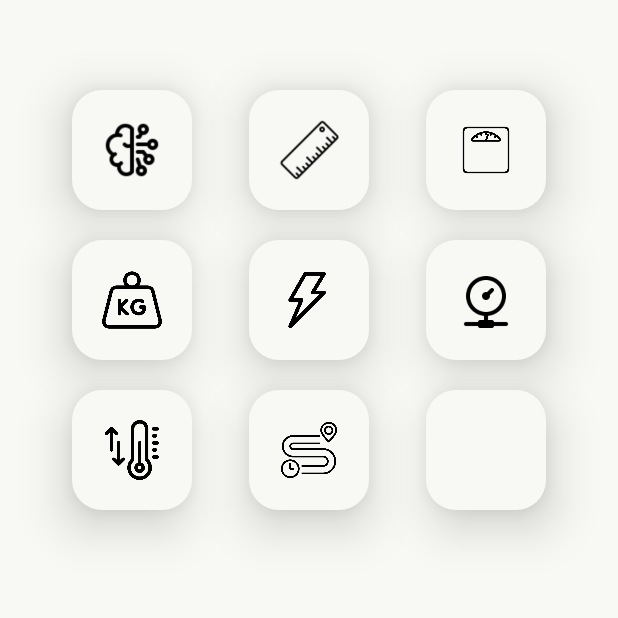
After one commit to Junio00r/calculatorApp, an Android app: the MenuActivity screen opened directly, with no data from a screen before it, on a phone screen of 412 x 824 dp, the top half of it. The commit adds this screen. Run offline under Robolectric (Android 15) with nearby library versions, the phone set to English and light mode, and no system bars.

Commit message:
menu with converters

```diff
--- /dev/null
+++ b/app/src/main/java/com/devmobile/android/calculadora/MenuActivity.java
@@ -0,0 +1,72 @@
+package com.devmobile.android.calculadora;
+
+import android.os.Bundle;
+import android.view.View;
+import android.widget.ImageButton;
+
+import androidx.annotation.Nullable;
+import androidx.appcompat.app.AppCompatActivity;
+
+import com.devmobile.android.calculadora.MainActivity;
+import com.devmobile.android.calculadora.R;
+
+import java.util.Arrays;
+
+public class MenuActivity extends AppCompatActivity
+        implements View.OnClickListener {
+
+    private ImageButton aiButton;
+    private ImageButton imcButton;
+    private ImageButton weightButton;
+    private ImageButton potencyButton;
+    private ImageButton pressureButton;
+    private ImageButton temperatureButton;
+    private ImageButton distanceTimeButton;
+
+
+    @Override
+    protected void onCreate(@Nullable Bundle savedInstanceState) {
+        super.onCreate(savedInstanceState);
+        setContentView(R.layout.activity_menu);
+
+        init();
+    }
+
+    private void init() {
+        aiButton = findViewById(R.id.aiFunction);
+        imcButton = findViewById(R.id.imcConversion);
+        weightButton = findViewById(R.id.weightConversion);
+        potencyButton = findViewById(R.id.potencyConversion);
+        pressureButton = findViewById(R.id.pressureConversion);
+        temperatureButton = findViewById(R.id.temperatureConversion);
+        distanceTimeButton = findViewById(R.id.distanceTime);
+    }
+
+    private void setOnClickButtonListener() {
+        View[] buttons = {
+                aiButton, imcButton, weightButton, potencyButton
+                , pressureButton, temperatureButton, distanceTimeButton
+        };
+
+        for (View e : buttons) e.setOnClickListener(this);
+    }
+
+    @Override
+    public void onClick(View v) {
+        if (v == aiButton) {
+
+        } else if (v == imcButton) {
+
+        } else if (v == weightButton) {
+
+        } else if (v == potencyButton) {
+
+        } else if (v == pressureButton) {
+
+        } else if (v == temperatureButton) {
+
+        } else {
+
+        }
+    }
+}
--- a/app/src/main/java/com/devmobile/android/calculadora/model/conversores/ConversorPeso.java
+++ b/app/src/main/java/com/devmobile/android/calculadora/model/conversores/ConversorPesoMassa.java
@@ -1,19 +1,18 @@
 package com.devmobile.android.calculadora.model.conversores;
 
 import com.devmobile.android.calculadora.model.constanteCalculadora.Numero;
-import com.devmobile.android.calculadora.model.constanteCalculadora.Separador;
 import com.devmobile.android.calculadora.model.constantesTiposConversao.peso.TipoPeso;
 import com.devmobile.android.calculadora.model.interfaces.CopiarOperacao;
 import com.devmobile.android.calculadora.model.interfaces.ExcluirDados;
 
-public class ConversorPeso implements CopiarOperacao, ExcluirDados {
+public class ConversorPesoMassa implements CopiarOperacao, ExcluirDados {
 
     private Double pesoParaConverter;
     private Double pesoConvertido;
     private Numero numero;
     private TipoPeso tipoPeso;
 
-    public ConversorPeso(Numero numero) {
+    public ConversorPesoMassa(Numero numero) {
         this.numero = numero;
     }
 
--- /dev/null
+++ b/app/src/main/res/drawable/button_menu.xml
@@ -0,0 +1,13 @@
+<?xml version="1.0" encoding="utf-8"?>
+<ripple xmlns:android="http://schemas.android.com/apk/res/android"
+    android:color="@color/gray_background">
+
+    <item>
+        <shape
+            android:shape="rectangle">
+            <corners android:radius="20dp" />
+            <solid android:color="@color/primary" />
+        </shape>
+    </item>
+
+</ripple>
--- /dev/null
+++ b/app/src/main/res/layout/activity_menu.xml
@@ -0,0 +1,146 @@
+<?xml version="1.0" encoding="utf-8"?>
+<androidx.constraintlayout.widget.ConstraintLayout xmlns:android="http://schemas.android.com/apk/res/android"
+    xmlns:app="http://schemas.android.com/apk/res-auto"
+    android:layout_width="match_parent"
+    android:layout_height="match_parent"
+    android:background="@color/primary"
+    android:orientation="vertical"
+    android:outlineAmbientShadowColor="@color/white"
+    android:paddingHorizontal="10dp"
+    android:paddingTop="30dp">
+
+    <ImageButton
+        android:id="@+id/aiFunction"
+        style="@style/MenuButton"
+        android:layout_width="80dp"
+        android:layout_height="80dp"
+        android:layout_marginTop="30dp"
+        android:contentDescription="@string/aiFunction"
+        android:elevation="20dp"
+        android:padding="20dp"
+        android:scaleType="fitCenter"
+        android:src="@drawable/menu_icon_ai_64px"
+        app:layout_constraintEnd_toStartOf="@id/lengthConversion"
+        app:layout_constraintStart_toStartOf="parent"
+        app:layout_constraintTop_toTopOf="parent" />
+
+    <ImageButton
+        android:id="@+id/lengthConversion"
+        style="@style/MenuButton"
+        android:layout_width="80dp"
+        android:layout_height="80dp"
+        android:layout_marginTop="30dp"
+        android:contentDescription="@string/lengthConversion"
+        android:elevation="20dp"
+        android:padding="20dp"
+        android:scaleType="fitCenter"
+        android:src="@drawable/menu_icon_lenght_64px"
+        app:layout_constraintEnd_toStartOf="@id/imcConversion"
+        app:layout_constraintStart_toEndOf="@id/aiFunction"
+        app:layout_constraintTop_toTopOf="parent" />
+
+    <ImageButton
+        android:id="@+id/imcConversion"
+        style="@style/MenuButton"
+        android:layout_width="80dp"
+        android:layout_height="80dp"
+        android:layout_marginTop="30dp"
+        android:contentDescription="@string/lengthConversion"
+        android:elevation="20dp"
+        android:padding="20dp"
+        android:scaleType="fitCenter"
+        android:src="@drawable/menu_icon_imc_512px"
+        app:layout_constraintEnd_toEndOf="parent"
+        app:layout_constraintStart_toEndOf="@id/lengthConversion"
+        app:layout_constraintTop_toTopOf="parent" />
+
+    <ImageButton
+        android:id="@+id/weightConversion"
+        style="@style/MenuButton"
+        android:layout_width="80dp"
+        android:layout_height="80dp"
+        android:layout_marginTop="20dp"
+        android:contentDescription="@string/weightConversion"
+        android:elevation="20dp"
+        android:padding="20dp"
+        android:scaleType="fitCenter"
+        android:src="@drawable/menu_icon_weight_512px"
+        app:layout_constraintEnd_toStartOf="@id/potencyConversion"
+        app:layout_constraintStart_toStartOf="parent"
+        app:layout_constraintTop_toBottomOf="@id/aiFunction" />
+
+    <ImageButton
+        android:id="@+id/potencyConversion"
+        style="@style/MenuButton"
+        android:layout_width="80dp"
+        android:layout_height="80dp"
+        android:layout_marginTop="20dp"
+        android:contentDescription="@string/potencyConversion"
+        android:elevation="20dp"
+        android:padding="20dp"
+        android:scaleType="fitCenter"
+        android:src="@drawable/menu_icon_potency_512px"
+        app:layout_constraintEnd_toStartOf="@id/pressureConversion"
+        app:layout_constraintStart_toEndOf="@id/weightConversion"
+        app:layout_constraintTop_toBottomOf="@id/lengthConversion" />
+
+    <ImageButton
+        android:id="@+id/pressureConversion"
+        style="@style/MenuButton"
+        android:layout_width="80dp"
+        android:layout_height="80dp"
+        android:layout_marginTop="20dp"
+        android:contentDescription="@string/pressureConversion"
+        android:elevation="20dp"
+        android:padding="20dp"
+        android:scaleType="fitCenter"
+        android:src="@drawable/menu_icon_pressure_90px"
+        app:layout_constraintEnd_toEndOf="parent"
+        app:layout_constraintStart_toEndOf="@id/potencyConversion"
+        app:layout_constraintTop_toBottomOf="@id/imcConversion" />
+
+    <ImageButton
+        android:id="@+id/temperatureConversion"
+        style="@style/MenuButton"
+        android:layout_width="80dp"
+        android:layout_height="80dp"
+        android:layout_marginTop="20dp"
+        android:contentDescription="@string/temperatureConversion"
+        android:elevation="20dp"
+        android:padding="20dp"
+        android:scaleType="fitCenter"
+        android:src="@drawable/menu_icon_temperature_512px"
+        app:layout_constraintEnd_toStartOf="@id/distanceTime"
+        app:layout_constraintStart_toStartOf="parent"
+        app:layout_constraintTop_toBottomOf="@id/weightConversion" />
+
+    <ImageButton
+        android:id="@+id/distanceTime"
+        style="@style/MenuButton"
+        android:layout_width="80dp"
+        android:layout_height="80dp"
+        android:layout_marginTop="20dp"
+        android:contentDescription="@string/distanceTime"
+        android:elevation="20dp"
+        android:padding="20dp"
+        android:scaleType="fitCenter"
+        android:src="@drawable/menu_icon_distance_time_500px"
+        app:layout_constraintEnd_toStartOf="@id/other2"
+        app:layout_constraintStart_toEndOf="@id/temperatureConversion"
+        app:layout_constraintTop_toBottomOf="@id/potencyConversion" />
+
+    <ImageButton
+        android:id="@+id/other2"
+        style="@style/MenuButton"
+        android:layout_width="80dp"
+        android:layout_height="80dp"
+        android:layout_marginTop="20dp"
+        android:contentDescription="@string/distanceTime"
+        android:elevation="20dp"
+        android:padding="20dp"
+        android:scaleType="fitCenter"
+        app:layout_constraintEnd_toEndOf="parent"
+        app:layout_constraintStart_toEndOf="@id/distanceTime"
+        app:layout_constraintTop_toBottomOf="@id/pressureConversion" />
+
+</androidx.constraintlayout.widget.ConstraintLayout>
--- a/app/src/main/res/values/strings.xml
+++ b/app/src/main/res/values/strings.xml
@@ -38,4 +38,14 @@
     <string name="backspace">backspace</string>
     <string name="eqauals">eqauals</string>
 
+    <!--  Menu strings  -->
+    <string name="aiFunction">aiFunction</string>
+    <string name="lengthConversion">lengthConversion</string>
+    <string name="imcConversion">imcConversion</string>
+    <string name="weightConversion">weightConversion</string>
+    <string name="potencyConversion">powConversion</string>
+    <string name="pressureConversion">pressureConversion</string>
+    <string name="temperatureConversion">temperatureConversion</string>
+    <string name="distanceTime">distanceTime</string>
+
 </resources>
--- a/app/src/main/res/values/styles.xml
+++ b/app/src/main/res/values/styles.xml
@@ -42,5 +42,14 @@
         <item name="android:minHeight">59dp</item>
     </style>
 
+                <!--  Menu Button  -->
+    <style name="MenuButton">
+        <item name="android:minWidth">80dp</item>
+        <item name="android:minHeight">80dp</item>
+        <item name="android:maxWidth">200dp</item>
+        <item name="android:maxHeight">200dp</item>
+        <item name="android:background">@drawable/button_menu</item>
+    </style>
+
     <style name="Theme.Calculadora" parent="Base.Theme.Calculadora" />
 </resources>
```
Also changed, not shown: app/src/main/AndroidManifest.xml (+8 -2 lines), app/src/main/java/com/devmobile/android/calculadora/ActivityConverters.java (added, +24 -0 lines), app/src/main/java/com/devmobile/android/calculadora/MainActivity.java (+21 -16 lines), app/src/main/res/layout/buttons_converters.xml (added, +123 -0 lines), app/src/main/res/drawable/menu_icon_ai_64px.png (added), app/src/main/res/drawable/menu_icon_distance_time_500px.png (added), app/src/main/res/drawable/menu_icon_imc_512px.png (added), app/src/main/res/drawable/menu_icon_lenght_64px.png (added), app/src/main/res/drawable/menu_icon_potency_512px.png (added), app/src/main/res/drawable/menu_icon_pressure_90px.png (added), app/src/main/res/drawable/menu_icon_temperature_512px.png (added), app/src/main/res/drawable/menu_icon_weight_512px.png (added).
